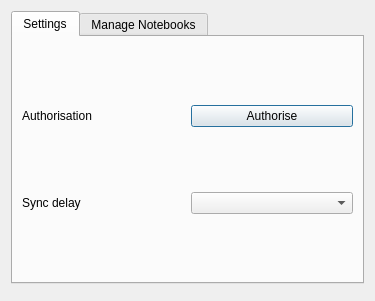
Old version of the form everpad/interface/management.ui in the repository nvbn/everpad.
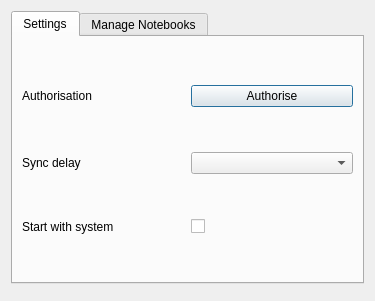
New version of the form.

The edit to the form file:
```diff
--- a/everpad/interface/management.ui
+++ b/everpad/interface/management.ui
@@ -41,16 +41,30 @@
          </property>
         </widget>
        </item>
-       <item row="1" column="0">
+       <item row="2" column="0">
         <widget class="QLabel" name="label_2">
          <property name="text">
           <string>Sync delay</string>
          </property>
         </widget>
        </item>
-       <item row="1" column="1">
+       <item row="2" column="1">
         <widget class="QComboBox" name="syncDelayBox"/>
        </item>
+       <item row="3" column="0">
+        <widget class="QLabel" name="label_3">
+         <property name="text">
+          <string>Start with system</string>
+         </property>
+        </widget>
+       </item>
+       <item row="3" column="1">
+        <widget class="QCheckBox" name="autoStart">
+         <property name="text">
+          <string/>
+         </property>
+        </widget>
+       </item>
       </layout>
      </widget>
      <widget class="QWidget" name="notebookTab">
```
Left out of the diff: 4 changed lines with no effect on the pictures.
